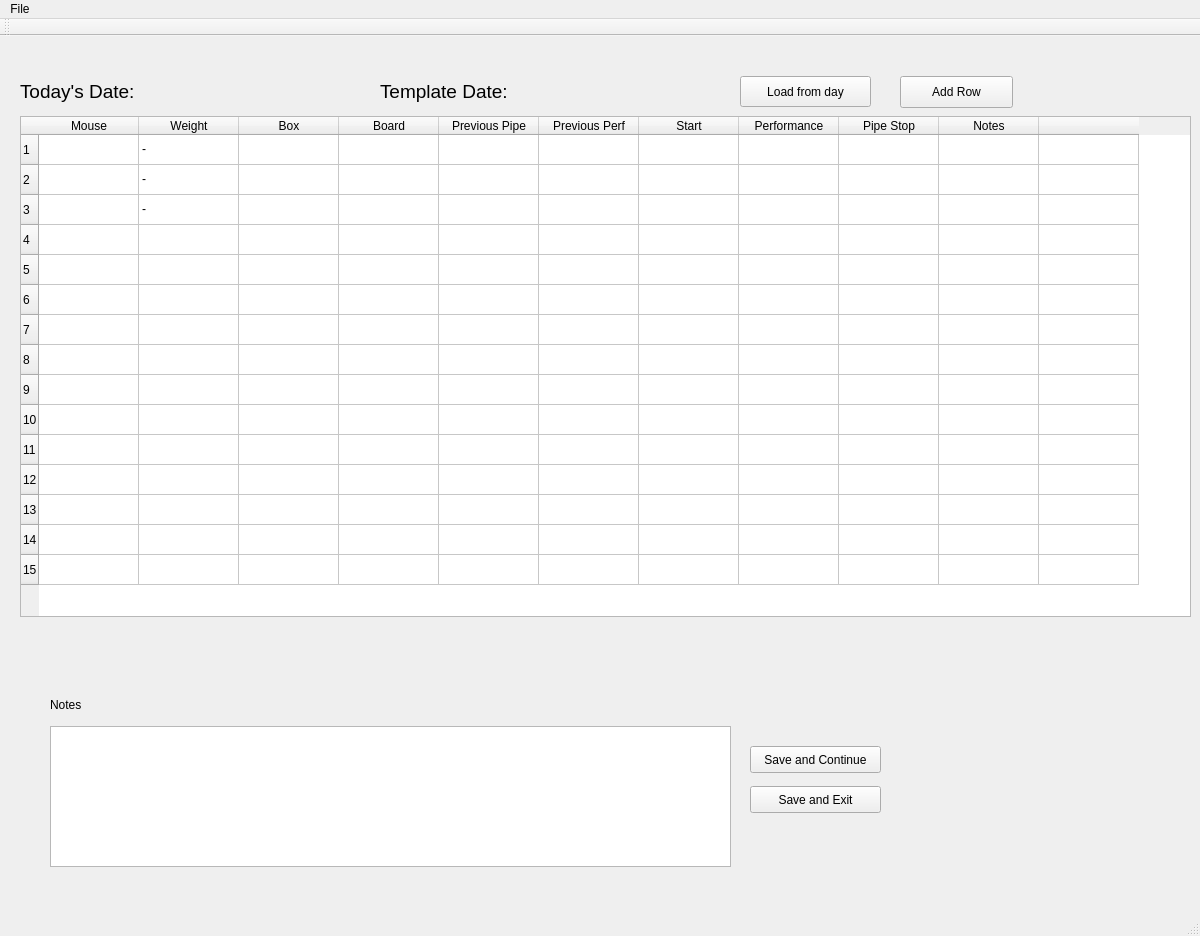
Before: the Qt Designer form runner/management/commands/MouseRunner/mainwindow.ui in saturnian13/mouse-cloud, drawn with Qt 5.
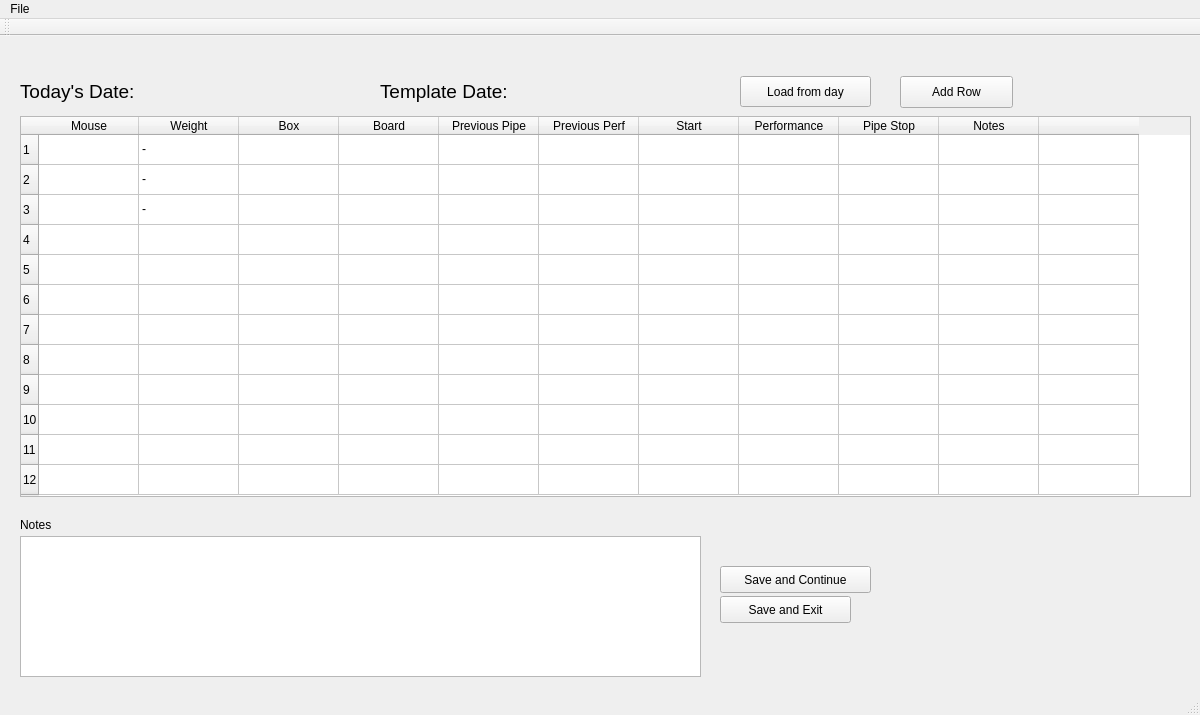
After: the same form once the commit is applied.

The edit to the form file:
```diff
--- a/runner/management/commands/MouseRunner/mainwindow.ui
+++ b/runner/management/commands/MouseRunner/mainwindow.ui
@@ -7,7 +7,7 @@
     <x>0</x>
     <y>0</y>
     <width>1200</width>
-    <height>936</height>
+    <height>715</height>
    </rect>
   </property>
   <property name="windowTitle">
@@ -17,8 +17,8 @@
    <widget class="QLabel" name="label">
     <property name="geometry">
      <rect>
-      <x>50</x>
-      <y>660</y>
+      <x>20</x>
+      <y>480</y>
       <width>59</width>
       <height>17</height>
      </rect>
@@ -30,8 +30,8 @@
    <widget class="QTextEdit" name="results_window">
     <property name="geometry">
      <rect>
-      <x>50</x>
-      <y>690</y>
+      <x>20</x>
+      <y>500</y>
       <width>681</width>
       <height>141</height>
      </rect>
@@ -43,7 +43,7 @@
       <x>20</x>
       <y>80</y>
       <width>1171</width>
-      <height>501</height>
+      <height>381</height>
      </rect>
     </property>
     <property name="acceptDrops">
@@ -115,21 +115,6 @@
       <string>12</string>
      </property>
     </row>
-    <row>
-     <property name="text">
-      <string>13</string>
-     </property>
-    </row>
-    <row>
-     <property name="text">
-      <string>14</string>
-     </property>
-    </row>
-    <row>
-     <property name="text">
-      <string>15</string>
-     </property>
-    </row>
     <column>
      <property name="text">
       <string>Mouse</string>
@@ -231,8 +216,8 @@
    <widget class="QPushButton" name="pushButton_2">
     <property name="geometry">
      <rect>
-      <x>750</x>
-      <y>750</y>
+      <x>720</x>
+      <y>560</y>
       <width>131</width>
       <height>27</height>
      </rect>
@@ -244,9 +229,9 @@
    <widget class="QPushButton" name="pushButton_3">
     <property name="geometry">
      <rect>
-      <x>750</x>
-      <y>710</y>
-      <width>131</width>
+      <x>720</x>
+      <y>530</y>
+      <width>151</width>
       <height>27</height>
      </rect>
     </property>
```
Left out of the diff: 4 changed lines with no effect on the pictures.
